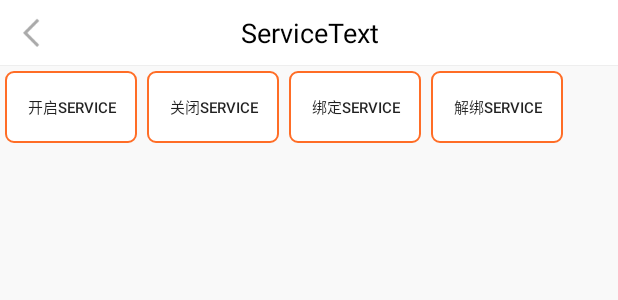
After one commit to MrLiMiss/Fairy, an Android app: the layout activity_service.xml on its own in the app's theme, with its tools: preview values and no code run, on a phone screen of 412 x 824 dp. The commit adds this screen. Shown: the top 300 px of the screen. Run offline under Robolectric (Android 15) with nearby library versions, the phone set to English and light mode, and no system bars.

Commit message:
task  service 简单功能使用

```diff
--- a/app/src/main/AndroidManifest.xml
+++ b/app/src/main/AndroidManifest.xml
@@ -67,6 +67,9 @@
         <activity android:name=".wedget.sign.SignNameActivity"
             android:theme="@style/AppTheme.NoActionBar"/>
         <activity android:name=".customView.CustomViewActivity" />
+        <activity android:name=".service.ServiceTestActivity" />
+
+        <service android:name=".service.MusicService" />
     </application>
 
 </manifest>
--- /dev/null
+++ b/app/src/main/res/layout/activity_service.xml
@@ -0,0 +1,44 @@
+<?xml version="1.0" encoding="utf-8"?>
+<LinearLayout xmlns:android="http://schemas.android.com/apk/res/android"
+    xmlns:app="http://schemas.android.com/apk/res-auto"
+    android:orientation="vertical" android:layout_width="match_parent"
+    android:layout_height="match_parent">
+    <com.tengfei.fairy.wedget.ActionBarView
+        android:layout_width="match_parent"
+        android:layout_height="wrap_content"
+        android:background="@color/colorWhite"
+        app:hideSearch="true"
+        app:showDividers="none"
+        app:titleStr="ServiceText" />
+    <LinearLayout
+        android:layout_width="match_parent"
+        android:layout_height="wrap_content"
+        android:orientation="horizontal">
+        <Button
+            android:id="@+id/btn_start_service"
+            style="@style/mybutton"
+            android:text="开启service"
+            android:layout_width="wrap_content"
+            android:layout_height="match_parent"/>
+        <Button
+            android:id="@+id/btn_end_service"
+            style="@style/mybutton"
+            android:text="关闭service"
+            android:layout_width="wrap_content"
+            android:layout_height="match_parent"/>
+        <Button
+            android:id="@+id/btn_bind_service"
+            style="@style/mybutton"
+            android:text="绑定service"
+            android:layout_width="wrap_content"
+            android:layout_height="match_parent"/>
+        <Button
+            android:id="@+id/btn_unbind_service"
+            style="@style/mybutton"
+            android:text="解绑service"
+            android:layout_width="wrap_content"
+            android:layout_height="match_parent"/>
+
+</LinearLayout>
+
+</LinearLayout>
```
Also changed, not shown: app/src/main/java/com/tengfei/fairy/fragment/HonorFragment.java (+5 -2 lines), app/src/main/java/com/tengfei/fairy/service/MusicService.java (added, +79 -0 lines), app/src/main/java/com/tengfei/fairy/service/ServiceTestActivity.java (added, +61 -0 lines), app/src/main/java/com/tengfei/fairy/utils/FileUtil.java (+38 -0 lines), app/src/main/java/com/tengfei/fairy/utils/IntentUtils.java (+72 -0 lines).
